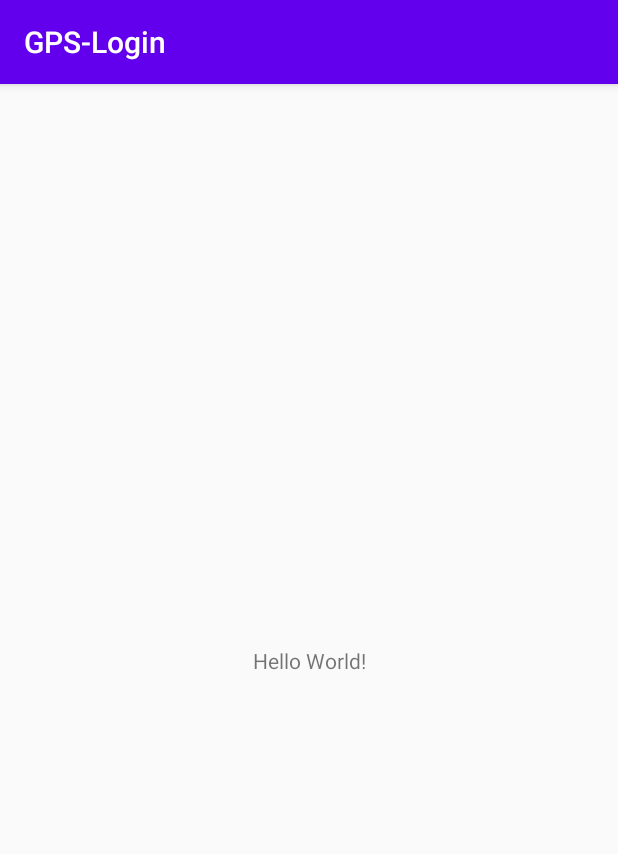
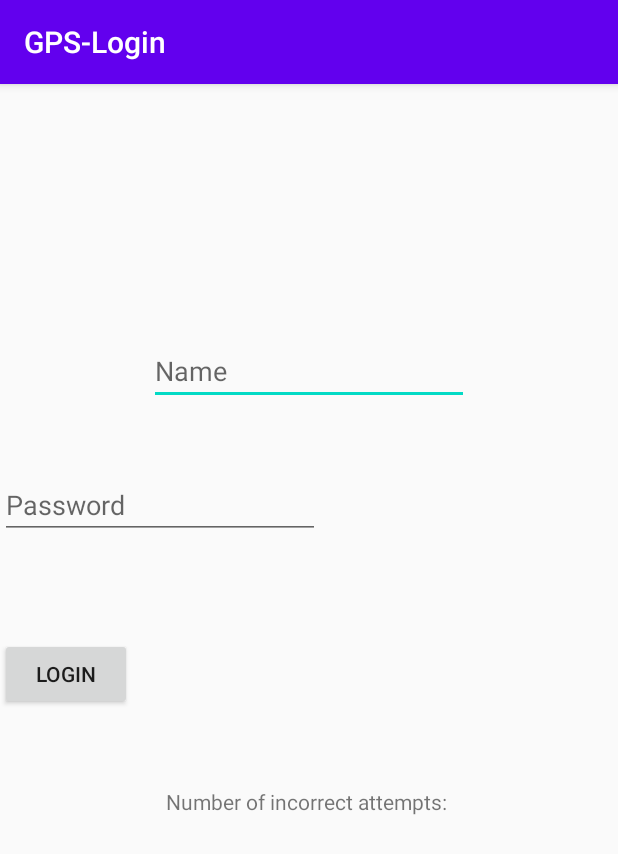
Before and after one commit to SamYusu/GPS-app, an Android app: the screen it shows after launch (MainActivity), on a phone screen of 412 x 824 dp. Shown: the top 854 px of the screen. Run offline under Robolectric (Android 15) with nearby library versions, the phone set to English and light mode, and no system bars; 3 statements that could not run were skipped.

Commit message:
starten av appen del 1

```diff
--- a/Application/app/src/main/java/com/example/gps_login/MainActivity.java
+++ b/Application/app/src/main/java/com/example/gps_login/MainActivity.java
@@ -6,9 +6,19 @@ import android.os.Bundle;
 
 public class MainActivity extends AppCompatActivity {
 
+    private EditText Name;
+    private EditText Password;
+    private Textview Attempts;
+    private Button Login;
+
     @Override
     protected void onCreate(Bundle savedInstanceState) {
         super.onCreate(savedInstanceState);
         setContentView(R.layout.activity_main);
+
+        Name = (EditText)findViewById(R.id.etName);
+        Password = (EditText)findViewById(R.id.etPassword);
+        Attempts = (TextView)findViewById(R.id.tvAttempts);
+
     }
 }
--- a/Application/app/src/main/res/layout/activity_main.xml
+++ b/Application/app/src/main/res/layout/activity_main.xml
@@ -6,13 +6,50 @@
     android:layout_height="match_parent"
     tools:context=".MainActivity">
 
-    <TextView
+    <EditText
+        android:id="@+id/etName"
         android:layout_width="wrap_content"
         android:layout_height="wrap_content"
-        android:text="Hello World!"
+        android:ems="10"
+        android:hint="Name"
+        android:inputType="textPersonName"
         app:layout_constraintBottom_toBottomOf="parent"
-        app:layout_constraintLeft_toLeftOf="parent"
-        app:layout_constraintRight_toRightOf="parent"
-        app:layout_constraintTop_toTopOf="parent" />
+        app:layout_constraintEnd_toEndOf="parent"
+        app:layout_constraintStart_toStartOf="parent"
+        app:layout_constraintTop_toTopOf="parent"
+        app:layout_constraintVertical_bias="0.233" />
 
+    <EditText
+        android:id="@+id/etPassword"
+        android:layout_width="wrap_content"
+        android:layout_height="wrap_content"
+        android:layout_marginTop="44dp"
+        android:ems="10"
+        android:hint="Password"
+        android:inputType="textPassword"
+        app:layout_constraintBottom_toBottomOf="parent"
+        app:layout_constraintTop_toBottomOf="@+id/etName"
+        app:layout_constraintVertical_bias="0.0"
+        tools:layout_editor_absoluteX="99dp" />
+
+    <Button
+        android:id="@+id/btnLogin"
+        android:layout_width="wrap_content"
+        android:layout_height="wrap_content"
+        android:text="Login"
+        app:layout_constraintBottom_toBottomOf="parent"
+        app:layout_constraintTop_toBottomOf="@+id/etPassword"
+        app:layout_constraintVertical_bias="0.159"
+        tools:layout_editor_absoluteX="161dp" />
+
+    <TextView
+        android:id="@+id/tvAttempts"
+        android:layout_width="wrap_content"
+        android:layout_height="wrap_content"
+        android:text="Number of incorrect attempts: "
+        app:layout_constraintBottom_toBottomOf="parent"
+        app:layout_constraintEnd_toEndOf="parent"
+        app:layout_constraintStart_toStartOf="parent"
+        app:layout_constraintTop_toBottomOf="@+id/btnLogin"
+        app:layout_constraintVertical_bias="0.155" />
 </androidx.constraintlayout.widget.ConstraintLayout>
```
